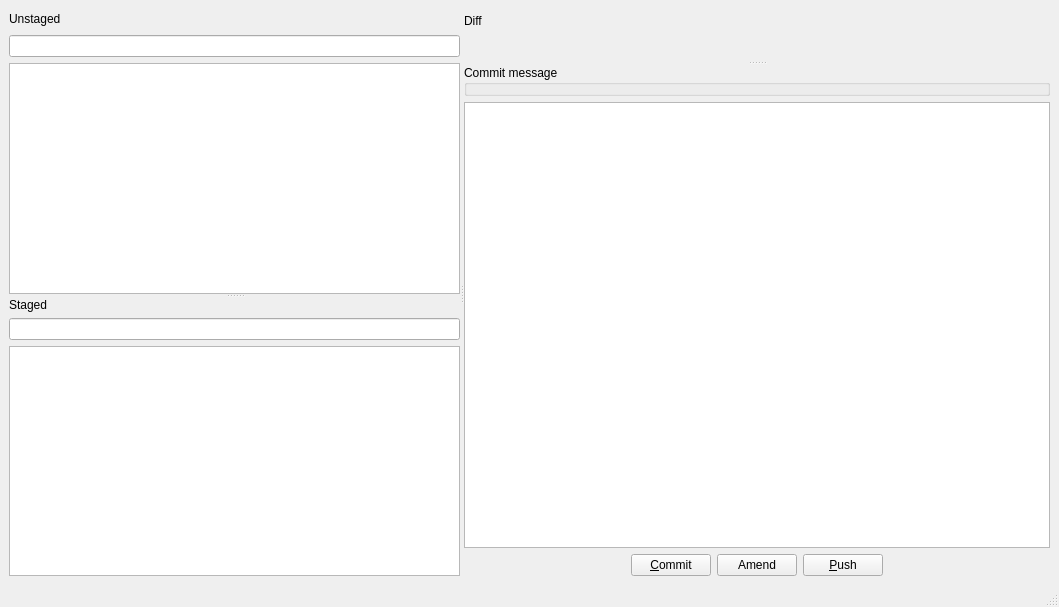
First picture: the form in qgitc/commitwindow.ui, repository timxx/qgitc, before the edit.
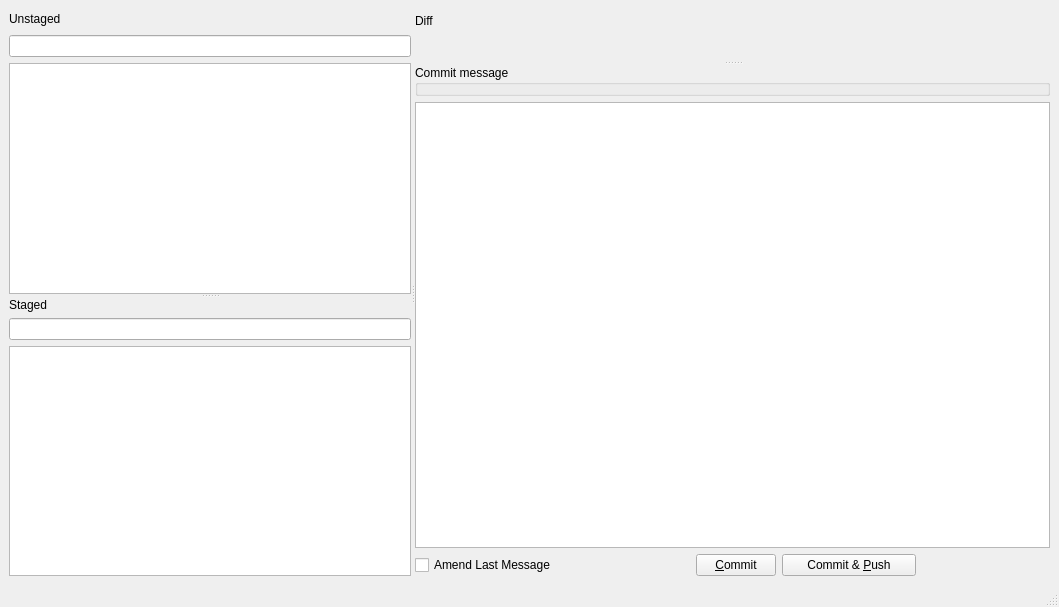
Second picture: the form after the edit. Custom widgets are drawn as their Qt base class.

Commit message: Implement `Commit` action

Diff of the .ui file:
```diff
--- a/qgitc/commitwindow.ui
+++ b/qgitc/commitwindow.ui
@@ -130,10 +130,24 @@
           </widget>
          </item>
          <item>
-          <widget class="QPlainTextEdit" name="teMessage"/>
+          <widget class="QPlainTextEdit" name="teMessage">
+           <property name="sizePolicy">
+            <sizepolicy hsizetype="MinimumExpanding" vsizetype="Expanding">
+             <horstretch>0</horstretch>
+             <verstretch>0</verstretch>
+            </sizepolicy>
+           </property>
+          </widget>
          </item>
          <item>
           <layout class="QHBoxLayout" name="horizontalLayout">
+           <item>
+            <widget class="QCheckBox" name="cbAmend">
+             <property name="text">
+              <string>Amend Last Message</string>
+             </property>
+            </widget>
+           </item>
            <item>
             <spacer name="horizontalSpacer">
              <property name="orientation">
@@ -155,16 +169,15 @@
             </widget>
            </item>
            <item>
-            <widget class="QPushButton" name="btnAmend">
-             <property name="text">
-              <string>Amend</string>
+            <widget class="QPushButton" name="btnCommitPush">
+             <property name="sizePolicy">
+              <sizepolicy hsizetype="MinimumExpanding" vsizetype="Fixed">
+               <horstretch>0</horstretch>
+               <verstretch>0</verstretch>
+              </sizepolicy>
              </property>
-            </widget>
-           </item>
-           <item>
-            <widget class="QPushButton" name="btnPush">
              <property name="text">
-              <string>&amp;Push</string>
+              <string>Commit &amp;&amp; &amp;Push</string>
              </property>
             </widget>
            </item>
```
The commit also changes 5 other files.
